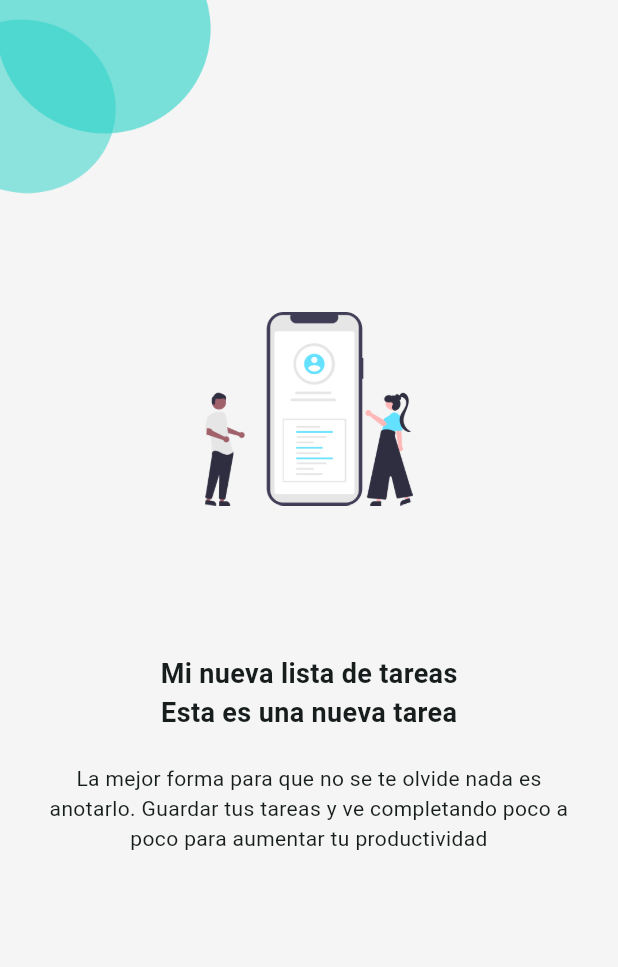
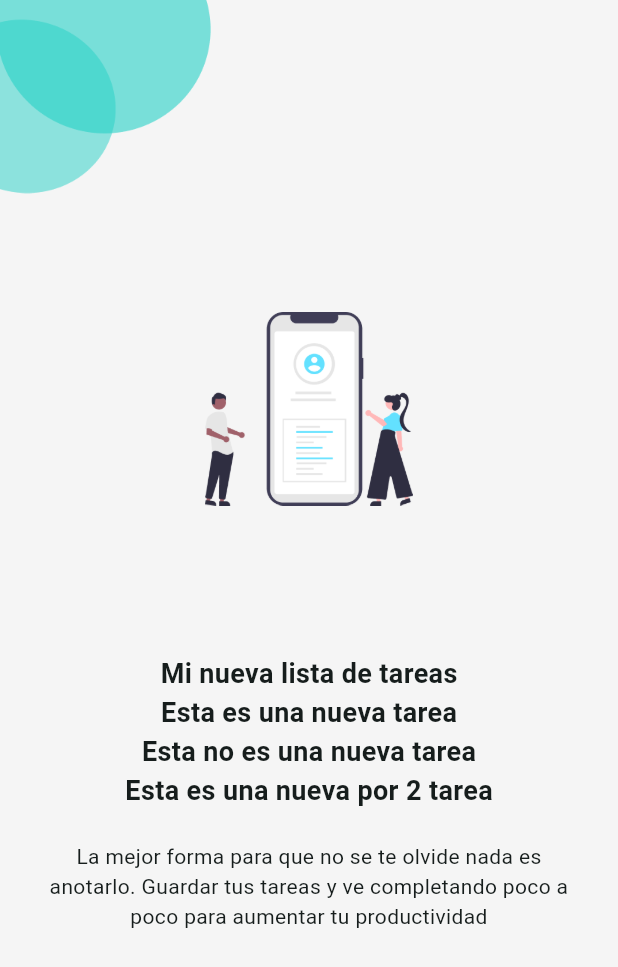
Before and after one commit to LuisFXZ/Lista_De_Tareas, a Flutter app: the screen it shows after launch, on a phone screen of 412 x 824 dp. Shown: the top 967 px of the screen. Run offline on Flutter 3.47's test engine with Material 2 defaults, Android fonts, the phone set to English and light mode, and no system bars.

Commit message:
h1/esta es una nueva tarea2 commit

```diff
--- a/lib/app/view/splash/splash_page.dart
+++ b/lib/app/view/splash/splash_page.dart
@@ -23,6 +23,8 @@ class SplashPage extends StatelessWidget {
           const SizedBox(height: 99),
           const H1('Mi nueva lista de tareas'),
           const H1('Esta es una nueva tarea'),
+          const H1('Esta no es una nueva tarea'),
+          const H1('Esta es una nueva por 2 tarea'),
           const SizedBox(height: 21),
           GestureDetector(
             onTap: () {
```
